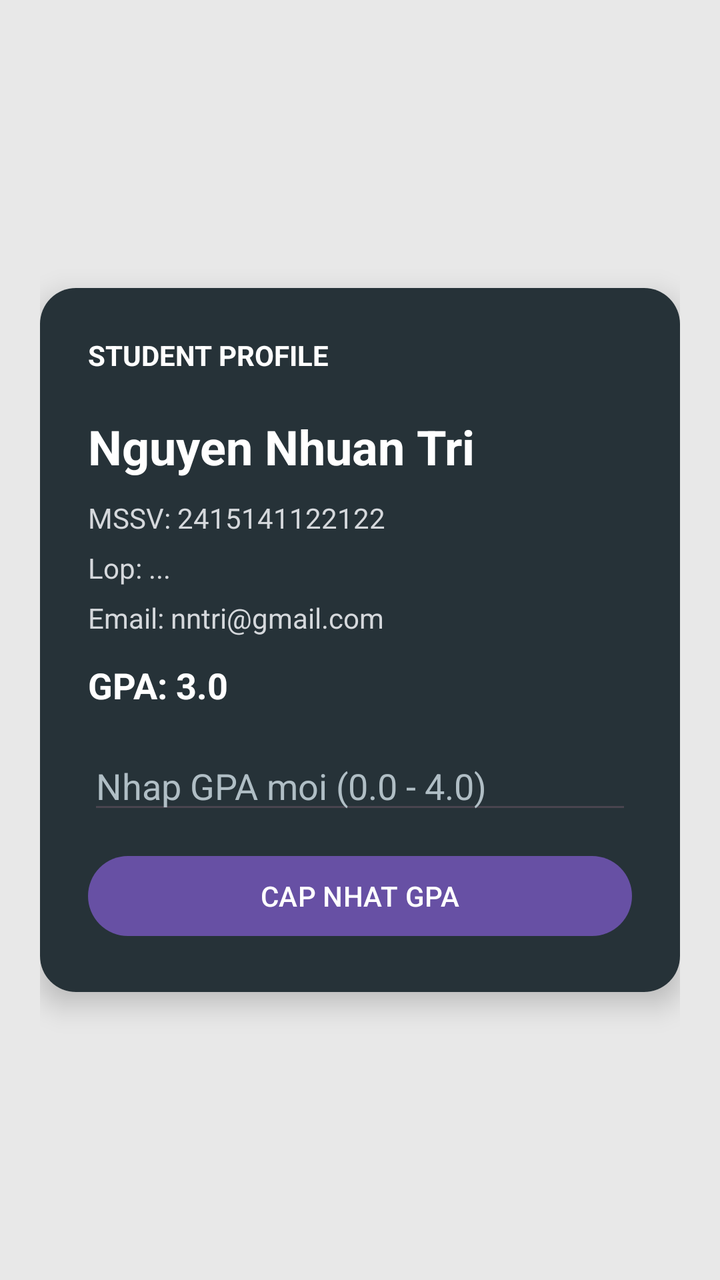
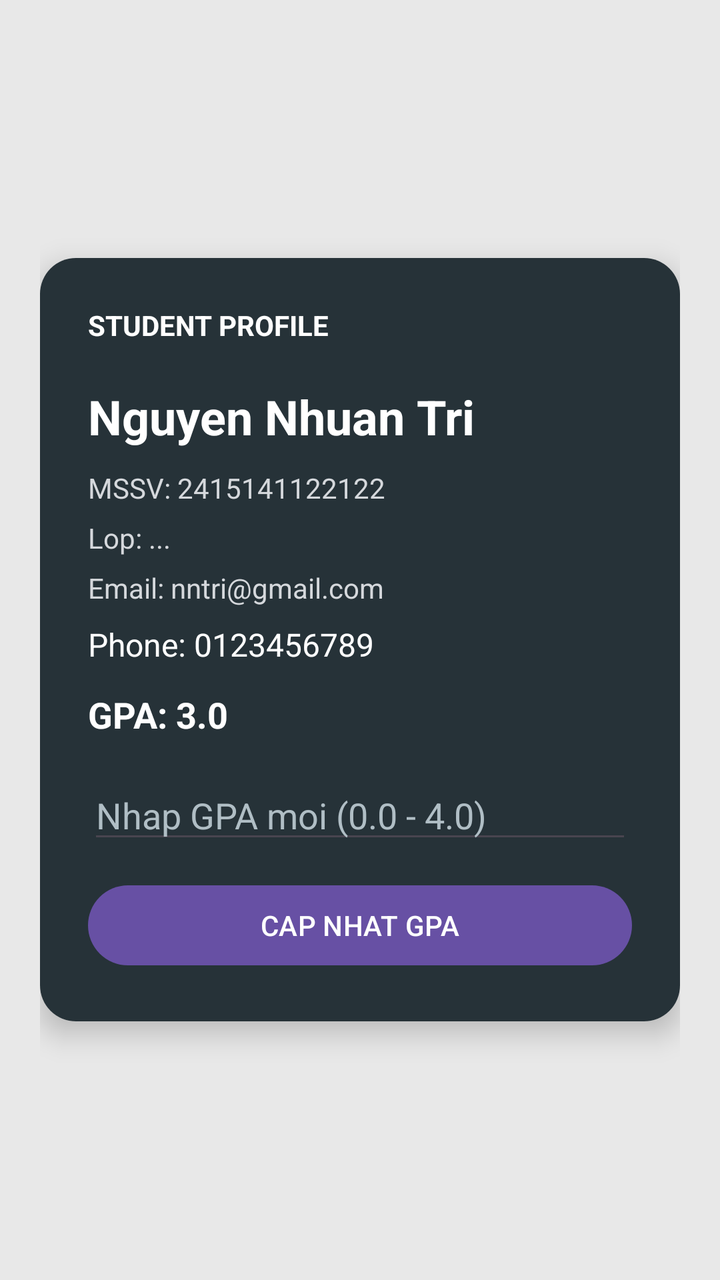

Two renders of the same Android screen: before a commit and after it. Below are the layout's source before the change and the commit's diff.
<!-- AndroidManifest.xml: application theme Theme.StudentProfileCard -->
<!-- res/layout/activity_main.xml -->
<?xml version="1.0" encoding="utf-8"?>
<LinearLayout
    xmlns:android="http://schemas.android.com/apk/res/android"
    xmlns:app="http://schemas.android.com/apk/res-auto"
    android:layout_width="match_parent"
    android:layout_height="match_parent"
    android:orientation="vertical"
    android:gravity="center"
    android:padding="20dp"
    android:background="#E8E8E8">

    <androidx.cardview.widget.CardView
        android:id="@+id/cardProfile"
        android:layout_width="match_parent"
        android:layout_height="wrap_content"
        app:cardCornerRadius="18dp"
        app:cardElevation="8dp">

        <LinearLayout
            android:layout_width="match_parent"
            android:layout_height="wrap_content"
            android:orientation="vertical"
            android:padding="24dp"
            android:background="#263238">

            <TextView
                android:layout_width="wrap_content"
                android:layout_height="wrap_content"
                android:text="STUDENT PROFILE"
                android:textColor="#FFFFFF"
                android:textSize="14sp"
                android:textStyle="bold" />

            <TextView
                android:id="@+id/tvName"
                android:layout_width="wrap_content"
                android:layout_height="wrap_content"
                android:layout_marginTop="20dp"
                android:text="Nguyen Nhuan Tri"
                android:textColor="#FFFFFF"
                android:textSize="24sp"
                android:textStyle="bold" />

            <TextView
                android:id="@+id/tvStudentId"
                android:layout_width="wrap_content"
                android:layout_height="wrap_content"
                android:layout_marginTop="10dp"
                android:text="MSSV: 2415141122122"
                android:textColor="#D5D8DC"
                android:textSize="14sp" />

            <TextView
                android:id="@+id/tvClassName"
                android:layout_width="wrap_content"
                android:layout_height="wrap_content"
                android:layout_marginTop="6dp"
                android:text="Lop: ..."
                android:textColor="#D5D8DC"
                android:textSize="14sp" />

            <TextView
                android:id="@+id/tvEmail"
                android:layout_width="wrap_content"
                android:layout_height="wrap_content"
                android:layout_marginTop="6dp"
                android:text="Email: nntri@gmail.com"
                android:textColor="#D5D8DC"
                android:textSize="14sp" />

            <TextView
                android:id="@+id/tvGpa"
                android:layout_width="wrap_content"
                android:layout_height="wrap_content"
                android:layout_marginTop="12dp"
                android:text="GPA: 3.0"
                android:textColor="#FFFFFF"
                android:textSize="18sp"
                android:textStyle="bold" />

            <EditText
                android:id="@+id/edtNewGpa"
                android:layout_width="match_parent"
                android:layout_height="wrap_content"
                android:layout_marginTop="16dp"
                android:hint="Nhap GPA moi (0.0 - 4.0)"
                android:inputType="numberDecimal"
                android:textColor="#FFFFFF"
                android:textColorHint="#B0BEC5" />

            <Button
                android:id="@+id/btnUpdateGpa"
                android:layout_width="match_parent"
                android:layout_height="wrap_content"
                android:layout_marginTop="12dp"
                android:text="CAP NHAT GPA" />

        </LinearLayout>

    </androidx.cardview.widget.CardView>

</LinearLayout>
<!-- resources referenced by this layout -->
<resources>
  <style name="Theme.StudentProfileCard" parent="Base.Theme.StudentProfileCard" />
  <style name="Base.Theme.StudentProfileCard" parent="Theme.Material3.DayNight.NoActionBar">
          
          
      </style>
</resources>

<!-- the commit's change to res/layout/activity_main.xml (unified diff, before → after) -->
@@ -69,6 +69,15 @@
                 android:textSize="14sp" />
 
             <TextView
+                android:id="@+id/tvPhone"
+                android:layout_width="match_parent"
+                android:layout_height="wrap_content"
+                android:layout_marginTop="8dp"
+                android:text="Phone: 0123456789"
+                android:textColor="@android:color/white"
+                android:textSize="16sp" />
+
+            <TextView
                 android:id="@+id/tvGpa"
                 android:layout_width="wrap_content"
                 android:layout_height="wrap_content"
